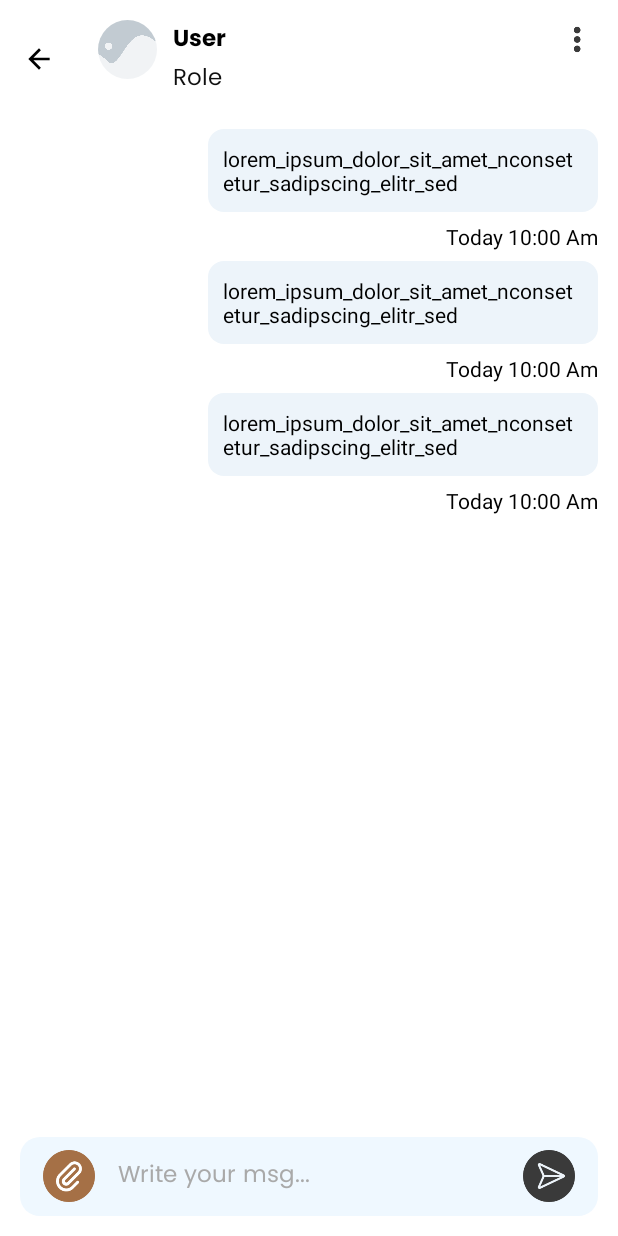
After one commit to zwingmpos/chatapp, an Android app: the layout fragment_chat.xml on its own in the app's theme, with its tools: preview values and no code run, on a phone screen of 412 x 824 dp. The commit adds this screen. Run offline under Robolectric (Android 15) with nearby library versions, the phone set to English and light mode, and no system bars.

Commit message:
update chat UI

```diff
--- a/app/build.gradle
+++ b/app/build.gradle
@@ -80,6 +80,9 @@ dependencies {
     annotationProcessor 'com.github.bumptech.glide:compiler:4.13.1'
     // lottie
     implementation 'com.airbnb.android:lottie:5.2.0'
+
+
+    implementation 'de.hdodenhof:circleimageview:3.1.0'
 }
 
 kapt {
--- /dev/null
+++ b/app/src/main/res/drawable/bg_lt_sky_200.xml
@@ -0,0 +1,7 @@
+<?xml version="1.0" encoding="utf-8"?>
+<shape xmlns:android="http://schemas.android.com/apk/res/android"
+    android:shape="rectangle" android:padding="10dp">
+    <solid android:color="@color/btn_txt_color"/>
+    <corners android:radius="@dimen/_8sdp"/>
+
+</shape>
--- /dev/null
+++ b/app/src/main/res/drawable/edit_text_lightsky_bg.xml
@@ -0,0 +1,8 @@
+<?xml version="1.0" encoding="utf-8"?>
+<shape xmlns:android="http://schemas.android.com/apk/res/android"
+    android:shape="rectangle" android:padding="10dp">
+    <!-- you can use any color you want I used here gray color-->
+    <solid android:color="@color/light_sky"/>
+    <corners android:radius="@dimen/_10sdp"/>
+
+</shape>
--- /dev/null
+++ b/app/src/main/res/layout/fragment_chat.xml
@@ -0,0 +1,181 @@
+<?xml version="1.0" encoding="utf-8"?>
+<layout xmlns:tools="http://schemas.android.com/tools"
+    xmlns:android="http://schemas.android.com/apk/res/android"
+    xmlns:app="http://schemas.android.com/apk/res-auto">
+
+    <data>
+        <import type="android.view.View"/>
+        <variable
+            name="frag"
+            type="com.zwing.chat.ui.main.chat.ChatFragment" />
+
+        <variable
+            name="activity"
+            type="androidx.fragment.app.FragmentActivity" />
+
+        <variable
+            name="vm"
+            type="com.zwing.chat.ui.main.chat.ChatViewModel" />
+    </data>
+
+    <androidx.constraintlayout.widget.ConstraintLayout
+        android:layout_width="match_parent"
+        android:layout_height="match_parent"
+        android:background="@color/white"
+        android:fitsSystemWindows="true"
+        tools:context=".ui.screens.consultationChat.ChatFragment">
+
+        <ImageView
+            android:id="@+id/ivBack"
+            android:layout_width="@dimen/_40sdp"
+            android:layout_height="@dimen/_40sdp"
+            android:layout_marginTop="@dimen/_10sdp"
+            android:onClick="@{()-> activity.onBackPressed()}"
+            android:padding="@dimen/_12sdp"
+            android:src="@drawable/baseline_arrow_back_24"
+            app:layout_constraintStart_toStartOf="parent"
+            app:layout_constraintTop_toTopOf="parent" />
+
+        <androidx.constraintlayout.widget.ConstraintLayout
+            android:id="@+id/clProfile"
+            android:layout_width="0dp"
+            android:layout_height="wrap_content"
+            android:layout_marginEnd="@dimen/_12sdp"
+            app:layout_constraintBottom_toBottomOf="@id/ivBack"
+            app:layout_constraintEnd_toStartOf="@+id/ivMore"
+            app:layout_constraintStart_toEndOf="@id/ivBack"
+            app:layout_constraintTop_toTopOf="@id/ivBack">
+
+            <de.hdodenhof.circleimageview.CircleImageView
+                android:id="@+id/profileImage"
+                android:layout_width="@dimen/_30sdp"
+                android:layout_height="@dimen/_30sdp"
+                android:layout_marginStart="@dimen/_10sdp"
+                android:src="@drawable/placeholder"
+                app:layout_constraintStart_toStartOf="parent"
+                app:layout_constraintTop_toTopOf="parent" />
+            <!--             android:imageUrl="@{vm.doctorDetails.doctorProfile}"-->
+
+            <TextView
+                android:layout_width="0dp"
+                android:id="@+id/tvName"
+                style="@style/Text_Bold"
+                android:layout_marginStart="@dimen/_8sdp"
+                android:text="User"
+                android:singleLine="true"
+                android:maxLines="1"
+                android:textColor="@color/black"
+                android:textSize="@dimen/_12sdp"
+                app:layout_constraintEnd_toEndOf="parent"
+                app:layout_constraintStart_toEndOf="@id/profileImage"
+                app:layout_constraintTop_toTopOf="@id/profileImage" />
+
+            <TextView
+                android:layout_width="0dp"
+                android:id="@+id/tvConsultation"
+                style="@style/Text_Regular"
+                android:text="Role"
+                android:singleLine="true"
+                android:maxLines="1"
+                android:textColor="#0F0F0F"
+                app:layout_constraintEnd_toEndOf="parent"
+                app:layout_constraintStart_toStartOf="@id/tvName"
+                app:layout_constraintTop_toBottomOf="@id/tvName" />
+        </androidx.constraintlayout.widget.ConstraintLayout>
+
+        <ImageView
+            android:id="@+id/ivMore"
+            android:layout_width="@dimen/_22sdp"
+            android:layout_height="@dimen/_22sdp"
+            android:layout_marginEnd="@dimen/_10sdp"
+            android:src="@drawable/ic_more"
+            android:onClick="@{()-> frag.actionMenu()}"
+            app:layout_constraintEnd_toEndOf="parent"
+            app:layout_constraintTop_toTopOf="@id/clProfile" />
+
+
+        <androidx.constraintlayout.widget.ConstraintLayout
+            android:id="@+id/cl"
+            android:layout_width="match_parent"
+            android:layout_height="0dp"
+            android:layout_marginTop="@dimen/_10sdp"
+            android:background="@color/white"
+            app:layout_constraintBottom_toBottomOf="parent"
+            app:layout_constraintTop_toBottomOf="@id/clProfile">
+
+            <TextView
+                android:id="@+id/tvTime"
+                style="@style/Text_Regular"
+                android:layout_marginTop="@dimen/_10sdp"
+                android:background="@drawable/edit_text_lightsky_bg"
+                android:padding="@dimen/_4sdp"
+                android:visibility="gone"
+                android:text="10-may-2024"
+                app:layout_constraintEnd_toEndOf="parent"
+                app:layout_constraintStart_toStartOf="parent"
+                app:layout_constraintTop_toTopOf="parent" />
+
+
+            <androidx.recyclerview.widget.RecyclerView
+                android:id="@+id/rv_chat"
+                android:layout_width="match_parent"
+                android:layout_height="0dp"
+                android:overScrollMode="never"
+                app:layoutManager="androidx.recyclerview.widget.LinearLayoutManager"
+                app:layout_constraintBottom_toTopOf="@id/clMessage"
+                app:layout_constraintEnd_toEndOf="parent"
+                app:layout_constraintStart_toStartOf="parent"
+                app:layout_constraintTop_toTopOf="parent"
+                tools:listitem="@layout/list_user_messages" />
+
+            <androidx.constraintlayout.widget.ConstraintLayout
+                android:id="@+id/clMessage"
+                android:layout_width="match_parent"
+                android:layout_height="wrap_content"
+                app:layout_constraintBottom_toBottomOf="parent"
+                app:layout_constraintStart_toStartOf="parent">
+
+                <EditText
+                    android:id="@+id/etMsg"
+                    style="@style/Edit_Text_Bg"
+                    android:layout_height="wrap_content"
+                    android:layout_marginBottom="@dimen/_10sdp"
+                    android:background="@drawable/edit_text_lightsky_bg"
+                    android:hint="Write your msg..."
+                    android:maxLines="5"
+                    android:onTextChanged="@{(text, start, before, count)->frag.changeMessage(text.toString())}"
+                    android:paddingHorizontal="@dimen/_50sdp"
+                    android:paddingVertical="@dimen/_10sdp"
+                    android:paddingStart="@dimen/_50sdp"
+                    android:scrollbars="vertical"
+                    android:textColor="@color/black"
+                    android:textColorHint="@color/grey"
+                    app:layout_constraintBottom_toBottomOf="parent"
+                    app:layout_constraintStart_toStartOf="parent" />
+
+
+                <ImageView
+                    android:layout_width="@dimen/_50sdp"
+                    android:layout_height="@dimen/_50sdp"
+                    android:onClick="@{()->frag.openAttachments()}"
+                    android:padding="@dimen/_12sdp"
+                    android:src="@drawable/ic_attachments"
+                    app:layout_constraintBottom_toBottomOf="@id/etMsg"
+                    app:layout_constraintStart_toStartOf="@id/etMsg"
+                    app:layout_constraintTop_toTopOf="@id/etMsg" />
+
+                <ImageView
+                    android:id="@+id/sendMsgButton"
+                    android:layout_width="@dimen/_50sdp"
+                    android:layout_height="@dimen/_50sdp"
+                    android:onClick="@{()-> frag.sendMessage()}"
+                    android:padding="@dimen/_12sdp"
+                    android:src="@drawable/ic_send"
+                    app:layout_constraintBottom_toBottomOf="@id/etMsg"
+                    app:layout_constraintEnd_toEndOf="@id/etMsg"
+                    app:layout_constraintTop_toTopOf="@id/etMsg" />
+            </androidx.constraintlayout.widget.ConstraintLayout>
+
+        </androidx.constraintlayout.widget.ConstraintLayout>
+    </androidx.constraintlayout.widget.ConstraintLayout>
+</layout>
--- /dev/null
+++ b/app/src/main/res/layout/list_user_messages.xml
@@ -0,0 +1,63 @@
+<?xml version="1.0" encoding="utf-8"?>
+
+<layout
+    xmlns:android="http://schemas.android.com/apk/res/android"
+    xmlns:app="http://schemas.android.com/apk/res-auto">
+
+    <androidx.constraintlayout.widget.ConstraintLayout
+        android:layout_width="match_parent"
+        android:layout_height="wrap_content">
+
+        <androidx.constraintlayout.widget.ConstraintLayout
+            android:id="@+id/clUserMessage"
+            android:layout_width="match_parent"
+            android:layout_height="wrap_content"
+            app:layout_constraintEnd_toEndOf="parent"
+            app:layout_constraintStart_toStartOf="parent"
+            app:layout_constraintTop_toTopOf="parent">
+
+
+            <com.google.android.material.imageview.ShapeableImageView
+                android:id="@+id/ivImageMessage"
+                android:layout_width="@dimen/_150sdp"
+                android:layout_height="@dimen/_150sdp"
+                android:layout_marginEnd="@dimen/_10sdp"
+                android:layout_marginTop="@dimen/_10sdp"
+                android:scaleType="centerCrop"
+                android:visibility="gone"
+                android:src="@drawable/ic_medicine"
+                app:layout_constraintEnd_toEndOf="parent"
+                app:layout_constraintTop_toTopOf="parent"
+                app:shapeAppearanceOverlay="@style/CornerShape6" />
+
+            <TextView
+                android:id="@+id/txtChat"
+                style="@style/TVRegular"
+                android:layout_marginTop="@dimen/_5sdp"
+                android:layout_marginEnd="@dimen/_10sdp"
+                android:background="@drawable/bg_lt_sky_200"
+                android:maxWidth="@dimen/_200sdp"
+                android:paddingStart="10dp"
+                android:paddingTop="10dp"
+                android:paddingEnd="10dp"
+                android:paddingBottom="10dp"
+                android:text="lorem_ipsum_dolor_sit_amet_nconsetetur_sadipscing_elitr_sed"
+                android:textColor="@color/black"
+                app:layout_constraintEnd_toEndOf="parent"
+                app:layout_constraintTop_toBottomOf="@+id/ivImageMessage" />
+
+            <TextView
+                android:id="@+id/time"
+                style="@style/TVRegular"
+                android:layout_marginTop="@dimen/_5sdp"
+                android:layout_marginEnd="@dimen/_10sdp"
+                android:text="Today 10:00 Am"
+                app:layout_constraintEnd_toEndOf="parent"
+                app:layout_constraintTop_toBottomOf="@+id/txtChat" />
+
+        </androidx.constraintlayout.widget.ConstraintLayout>
+
+
+
+    </androidx.constraintlayout.widget.ConstraintLayout>
+</layout>
--- a/app/src/main/res/values/colors.xml
+++ b/app/src/main/res/values/colors.xml
@@ -10,4 +10,7 @@
     <color name="grey">#a9a9a9</color>
     <color name="green">#5ced73</color>
     <color name="transparent">#00FFFFFF</color>
+    <color name="light_sky">#EFF8FF</color>
+    <color name="sky">#DEE9F1</color>
+    <color name="btn_txt_color">#EDF4FA</color>
 </resources>
--- a/app/src/main/res/values/themes.xml
+++ b/app/src/main/res/values/themes.xml
@@ -60,4 +60,20 @@
         <item name="android:layout_width">match_parent</item>
     </style>
 
+    <style name="CornerShape6" parent="">
+        <item name="cornerFamily">rounded</item>
+        <item name="cornerSize">6%</item>
+    </style>
+    <style name="CornerShape50" parent="">
+        <item name="cornerFamily">rounded</item>
+        <item name="cornerSize">50%</item>
+    </style>
+
+    <style name="TVRegular">
+        <item name="android:textSize">@dimen/_11ssp</item>
+        <item name="android:textColor">@color/black</item>
+        <item name="android:layout_width">wrap_content</item>
+        <item name="android:layout_height">wrap_content</item>
+    </style>
+
 </resources>
```
Also changed, not shown: app/src/main/java/com/zwing/chat/core/BaseFragment.kt (added, +164 -0 lines), app/src/main/java/com/zwing/chat/ui/main/chat/ChatFragment.kt (added, +82 -0 lines), app/src/main/java/com/zwing/chat/ui/main/chat/ChatViewModel.kt (added, +30 -0 lines), app/src/main/res/drawable/edit_text_sky_bg.xml (added, +8 -0 lines), app/src/main/res/drawable/ic_attachments.png (added), app/src/main/res/drawable/ic_medicine.jpg (added), app/src/main/res/drawable/ic_more.png (added), app/src/main/res/drawable/ic_send.png (added).
